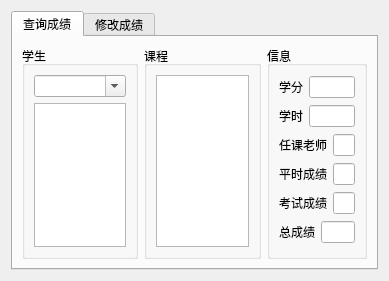
The window that Database/DBDS/scoreui.ui (MrEdge123/homework) describes before a commit, drawn with Qt 5.
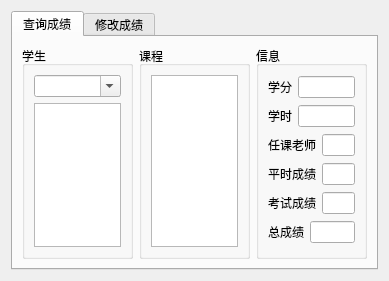
The same window after the commit. The open tabs and pages were chosen to show the change.

Commit message: update database homework: 1. add the feature: having class management 2. pay attention to updating the database

What changed in the file:
```diff
--- a/Database/DBDS/scoreui.ui
+++ b/Database/DBDS/scoreui.ui
@@ -23,7 +23,7 @@
       <attribute name="title">
        <string>查询成绩</string>
       </attribute>
-      <layout class="QHBoxLayout" name="horizontalLayout">
+      <layout class="QHBoxLayout" name="horizontalLayout" stretch="1,1,1">
        <item>
         <widget class="QGroupBox" name="groupBox">
          <property name="title">
```
Left out of the diff: 2 changed lines with no effect on the pictures. The commit also changes 12 other files.
